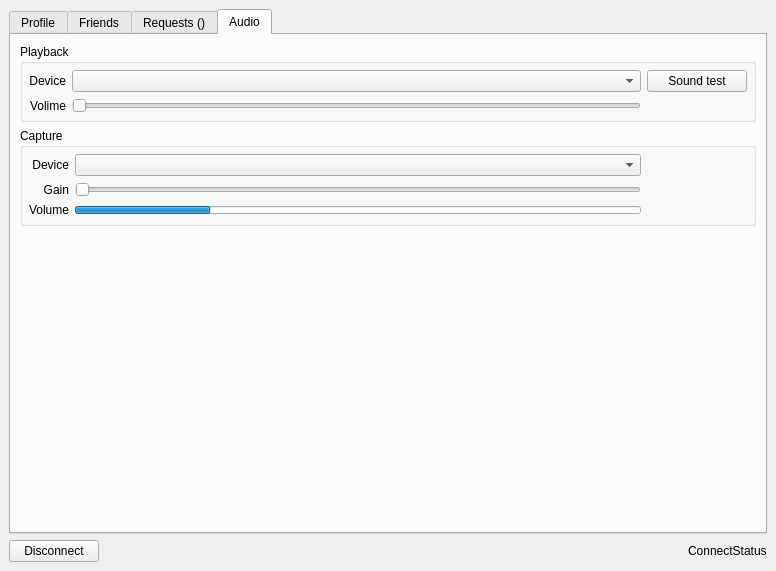
Above: src/toxphone_config/widgets/main_window.ui from hkarel/ToxPhone before the change. Below: the same form after it.
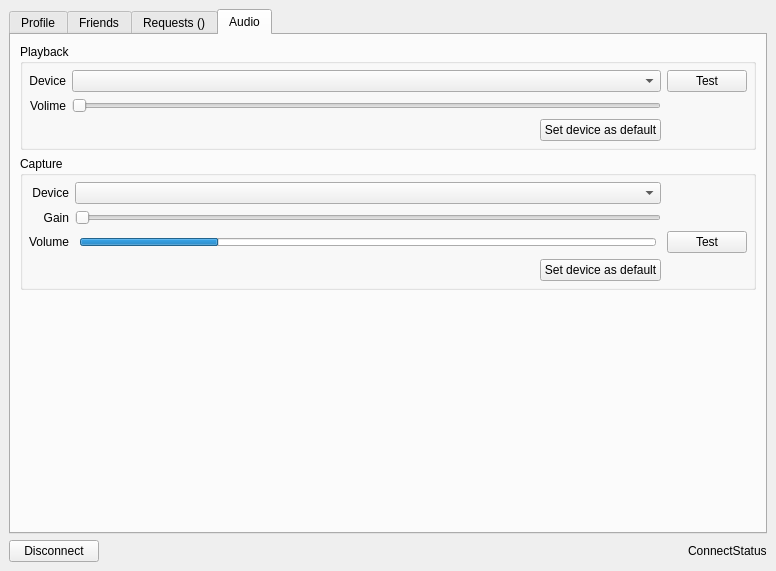
That is the form after the change.

```diff
--- a/src/toxphone_config/widgets/main_window.ui
+++ b/src/toxphone_config/widgets/main_window.ui
@@ -467,31 +467,6 @@
            </property>
            <item>
             <layout class="QGridLayout" name="gridLayout">
-             <item row="0" column="2">
-              <widget class="QPushButton" name="btnAudioTest">
-               <property name="sizePolicy">
-                <sizepolicy hsizetype="Minimum" vsizetype="Preferred">
-                 <horstretch>0</horstretch>
-                 <verstretch>0</verstretch>
-                </sizepolicy>
-               </property>
-               <property name="minimumSize">
-                <size>
-                 <width>100</width>
-                 <height>0</height>
-                </size>
-               </property>
-               <property name="maximumSize">
-                <size>
-                 <width>100</width>
-                 <height>16777215</height>
-                </size>
-               </property>
-               <property name="text">
-                <string>Sound test</string>
-               </property>
-              </widget>
-             </item>
              <item row="1" column="1">
               <widget class="QSlider" name="sliderAudioSink">
                <property name="orientation">
@@ -522,6 +497,58 @@
                </property>
               </widget>
              </item>
+             <item row="0" column="2">
+              <widget class="QPushButton" name="btnPlaybackTest">
+               <property name="sizePolicy">
+                <sizepolicy hsizetype="Minimum" vsizetype="Preferred">
+                 <horstretch>0</horstretch>
+                 <verstretch>0</verstretch>
+                </sizepolicy>
+               </property>
+               <property name="minimumSize">
+                <size>
+                 <width>80</width>
+                 <height>0</height>
+                </size>
+               </property>
+               <property name="maximumSize">
+                <size>
+                 <width>80</width>
+                 <height>16777215</height>
+                </size>
+               </property>
+               <property name="text">
+                <string>Test</string>
+               </property>
+               <property name="checkable">
+                <bool>true</bool>
+               </property>
+              </widget>
+             </item>
+             <item row="2" column="1">
+              <layout class="QHBoxLayout" name="horizontalLayout_6">
+               <item>
+                <spacer name="horizontalSpacer_5">
+                 <property name="orientation">
+                  <enum>Qt::Horizontal</enum>
+                 </property>
+                 <property name="sizeHint" stdset="0">
+                  <size>
+                   <width>40</width>
+                   <height>20</height>
+                  </size>
+                 </property>
+                </spacer>
+               </item>
+               <item>
+                <widget class="QPushButton" name="btnPlaybackAsDefault">
+                 <property name="text">
+                  <string>Set device as default</string>
+                 </property>
+                </widget>
+               </item>
+              </layout>
+             </item>
             </layout>
            </item>
           </layout>
@@ -564,22 +591,6 @@
                </property>
               </widget>
              </item>
-             <item row="0" column="2">
-              <widget class="QWidget" name="widget" native="true">
-               <property name="minimumSize">
-                <size>
-                 <width>100</width>
-                 <height>0</height>
-                </size>
-               </property>
-               <property name="maximumSize">
-                <size>
-                 <width>100</width>
-                 <height>16777215</height>
-                </size>
-               </property>
-              </widget>
-             </item>
              <item row="1" column="0">
               <widget class="QLabel" name="label_8">
                <property name="text">
@@ -591,23 +602,7 @@
               </widget>
              </item>
              <item row="0" column="1">
-              <widget class="QComboBox" name="cboxAudioSource"/>
-             </item>
-             <item row="2" column="1">
-              <widget class="QProgressBar" name="pbarAudioSource">
-               <property name="maximumSize">
-                <size>
-                 <width>16777215</width>
-                 <height>8</height>
-                </size>
-               </property>
-               <property name="value">
-                <number>24</number>
-               </property>
-               <property name="format">
-                <string/>
-               </property>
-              </widget>
+              <widget class="QComboBox" name="cboxAudioRecord"/>
              </item>
              <item row="2" column="0">
               <widget class="QLabel" name="label_9">
@@ -616,6 +611,116 @@
                </property>
               </widget>
              </item>
+             <item row="2" column="2">
+              <widget class="QPushButton" name="btnRecordTest">
+               <property name="minimumSize">
+                <size>
+                 <width>80</width>
+                 <height>0</height>
+                </size>
+               </property>
+               <property name="maximumSize">
+                <size>
+                 <width>80</width>
+                 <height>16777215</height>
+                </size>
+               </property>
+               <property name="text">
+                <string>Test</string>
+               </property>
+               <property name="checkable">
+                <bool>true</bool>
+               </property>
+              </widget>
+             </item>
+             <item row="2" column="1">
+              <layout class="QHBoxLayout" name="horizontalLayout_5">
+               <property name="spacing">
+                <number>0</number>
+               </property>
+               <item>
+                <widget class="QWidget" name="widget" native="true">
+                 <property name="minimumSize">
+                  <size>
+                   <width>5</width>
+                   <height>0</height>
+                  </size>
+                 </property>
+                 <property name="maximumSize">
+                  <size>
+                   <width>5</width>
+                   <height>16777215</height>
+                  </size>
+                 </property>
+                </widget>
+               </item>
+               <item>
+                <widget class="QProgressBar" name="pbarAudioRecord">
+                 <property name="sizePolicy">
+                  <sizepolicy hsizetype="MinimumExpanding" vsizetype="Fixed">
+                   <horstretch>0</horstretch>
+                   <verstretch>0</verstretch>
+                  </sizepolicy>
+                 </property>
+                 <property name="maximumSize">
+                  <size>
+                   <width>16777215</width>
+                   <height>8</height>
+                  </size>
+                 </property>
+                 <property name="value">
+                  <number>24</number>
+                 </property>
+                 <property name="textVisible">
+                  <bool>false</bool>
+                 </property>
+                 <property name="format">
+                  <string/>
+                 </property>
+                </widget>
+               </item>
+               <item>
+                <widget class="QWidget" name="widget_2" native="true">
+                 <property name="minimumSize">
+                  <size>
+                   <width>5</width>
+                   <height>0</height>
+                  </size>
+                 </property>
+                 <property name="maximumSize">
+                  <size>
+                   <width>5</width>
+                   <height>16777215</height>
+                  </size>
+                 </property>
+                </widget>
+               </item>
+              </layout>
+             </item>
+             <item row="3" column="1">
+              <layout class="QHBoxLayout" name="horizontalLayout_7">
+               <item>
+                <spacer name="horizontalSpacer_6">
+                 <property name="orientation">
+                  <enum>Qt::Horizontal</enum>
+                 </property>
+                 <property name="sizeHint" stdset="0">
+                  <size>
+                   <width>40</width>
+                   <height>20</height>
+                  </size>
+                 </property>
+                </spacer>
+               </item>
+               <item>
+                <widget class="QPushButton" name="btnRecordAsDefault">
+                 <property name="text">
+                  <string>Set device as default</string>
+                 </property>
+                </widget>
+               </item>
+              </layout>
+             </item>
             </layout>
            </item>
           </layout>
@@ -629,7 +734,7 @@
           <property name="sizeHint" stdset="0">
            <size>
             <width>20</width>
-            <height>292</height>
+            <height>249</height>
            </size>
           </property>
          </spacer>
```
Left out of the diff: 35 changed lines with no effect on the pictures.
